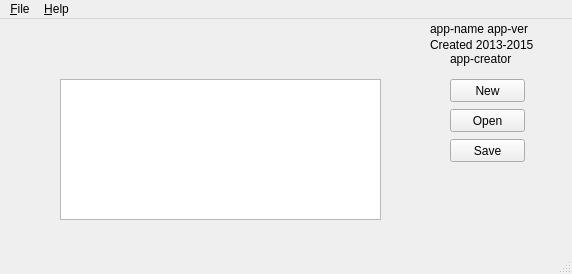
This is ui/main.ui in le717/Blocks as Qt 5 draws it before an edit. The edited form follows.
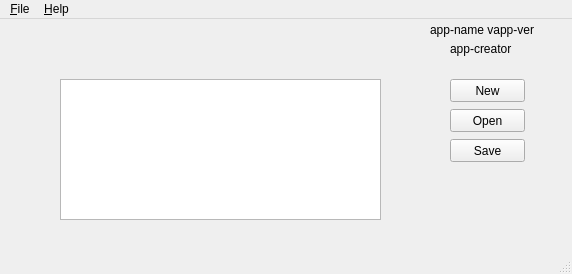
This is the edited form. Icons and pictures are not drawn.

Commit message: Enable About menu item

The edit to the form file:
```diff
--- a/ui/main.ui
+++ b/ui/main.ui
@@ -116,38 +116,22 @@
       <x>430</x>
       <y>0</y>
       <width>111</width>
-      <height>20</height>
+      <height>21</height>
      </rect>
     </property>
     <property name="text">
-     <string notr="true">app-name app-ver</string>
-    </property>
-   </widget>
-   <widget class="QLabel" name="appYear">
-    <property name="geometry">
-     <rect>
-      <x>430</x>
-      <y>16</y>
-      <width>111</width>
-      <height>20</height>
-     </rect>
-    </property>
-    <property name="text">
-     <string notr="true">Created 2013-2015</string>
+     <string notr="true">app-name vapp-ver</string>
     </property>
    </widget>
    <widget class="QLabel" name="appCreator">
     <property name="geometry">
      <rect>
       <x>450</x>
-      <y>30</y>
+      <y>20</y>
       <width>71</width>
       <height>20</height>
      </rect>
     </property>
-    <property name="styleSheet">
-     <string notr="true"/>
-    </property>
     <property name="text">
      <string notr="true">app-creator</string>
     </property>
```
Left out of the diff: 3 changed lines with no effect on the pictures. The commit also changes 1 other file.
